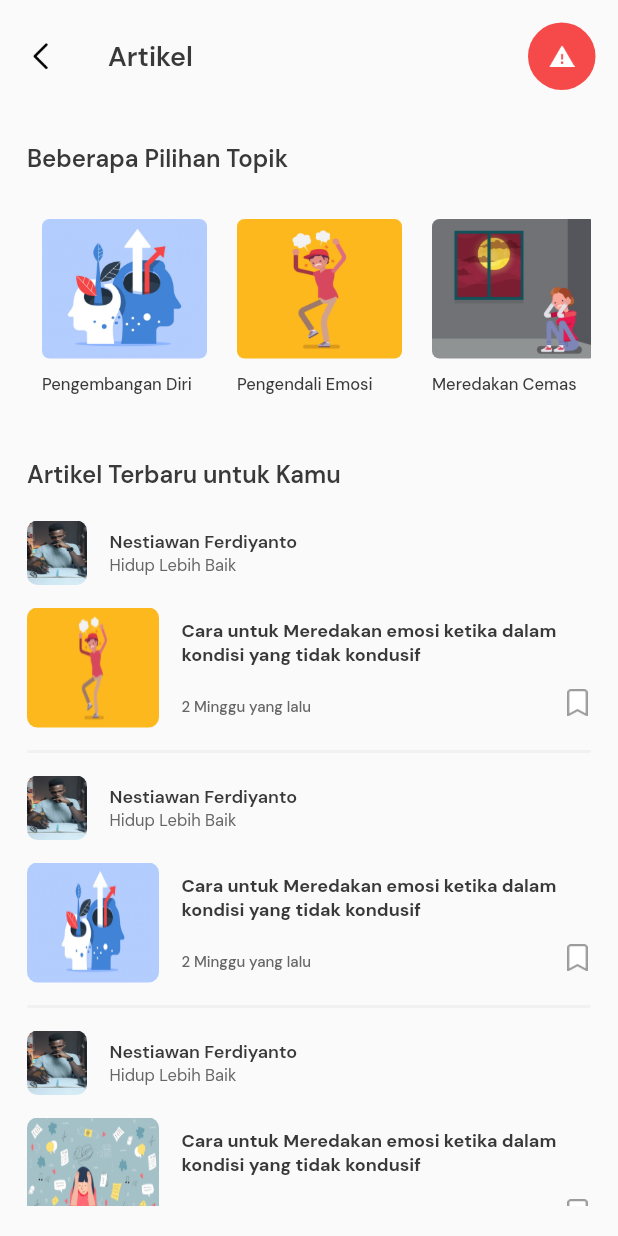
After one commit to nestiawanfyan18/Lucely_Apps, a Flutter app: the MainArticlePage screen opened by its route, on a phone screen of 412 x 824 dp. The commit adds this screen. Run offline on Flutter 3.47's test engine with Material 2 defaults, Android fonts, the phone set to English and light mode, and no system bars; our stand-ins replace flutter_map, flutter_screenutil, google_fonts, latlong2; missing offline and left inert: flutter_statusbarcolor_ns.

Commit message:
education main article

```diff
--- a/lib/component.dart
+++ b/lib/component.dart
@@ -136,10 +136,10 @@ class RegularButton extends StatelessWidget {
 class IconButtonBackApps extends StatelessWidget {
   const IconButtonBackApps({
     Key? key,
-    // required this.route,
+    this.route,
   }) : super(key: key);
 
-  // final String? route;
+  final String? route;
 
   @override
   Widget build(BuildContext context) {
--- a/lib/main.dart
+++ b/lib/main.dart
@@ -3,6 +3,7 @@ import 'package:google_fonts/google_fonts.dart';
 import 'package:lucely/pages/Sign_up_page.dart';
 import 'package:lucely/pages/homes/education_page.dart';
 import 'package:lucely/pages/homes/education_pages/list_Education_page.dart';
+import 'package:lucely/pages/homes/educaton_article/main_article_page.dart';
 import 'package:lucely/pages/homes/emergency_pages/get_psycology_emergencey_page.dart';
 import 'package:lucely/pages/homes/emergency_pages/search_psikologi_page.dart';
 import 'package:lucely/pages/homes/emergency_pages/main_emergency_page.dart';
@@ -32,6 +33,7 @@ class MyApp extends StatelessWidget {
               indexPages: 1,
             ),
         '/listEducation': (context) => ListEducationPage(),
+        '/eduation-article': (context) => MainArticlePage(),
         '/emergency': (context) => EmergencyPage(),
         '/emergency-get-psycology': (context) => GetPsycologyEmergencyPage(),
         '/emergency-search-psikologi': (context) =>
--- a/lib/pages/homes/education_page.dart
+++ b/lib/pages/homes/education_page.dart
@@ -3,9 +3,14 @@ import 'package:lucely/theme.dart';
 
 import '../../component.dart';
 
-class EducationPage extends StatelessWidget {
+class EducationPage extends StatefulWidget {
   const EducationPage({Key? key}) : super(key: key);
 
+  @override
+  State<EducationPage> createState() => _EducationPageState();
+}
+
+class _EducationPageState extends State<EducationPage> {
   @override
   Widget build(BuildContext context) {
     Size size = MediaQuery.of(context).size;
@@ -80,6 +85,7 @@ class EducationPage extends StatelessWidget {
                       EducationCategory(
                         images: 'assets/images/Artikel/Mengurangi_Stress.jpg',
                         title: 'Artikel',
+                        route: '/eduation-article',
                       ),
                       // fiture 3
                       EducationCategory(
@@ -685,6 +691,7 @@ class EducationCategory extends StatelessWidget {
     return Container(
       margin: EdgeInsets.all(10),
       child: Column(
+        crossAxisAlignment: CrossAxisAlignment.start,
         children: [
           GestureDetector(
             onTap: () {
--- /dev/null
+++ b/lib/pages/homes/educaton_article/main_article_page.dart
@@ -0,0 +1,187 @@
+import 'package:flutter/material.dart';
+import 'package:lucely/component.dart';
+import 'package:lucely/pages/homes/education_page.dart';
+import 'package:lucely/theme.dart';
+
+class MainArticlePage extends StatelessWidget {
+  const MainArticlePage({Key? key}) : super(key: key);
+
+  @override
+  Widget build(BuildContext context) {
+    Widget headerTopic() {
+      return Container(
+        child: Column(
+          crossAxisAlignment: CrossAxisAlignment.start,
+          children: [
+            Container(
+              margin: EdgeInsets.only(bottom: 20),
+              child: Text(
+                'Beberapa Pilihan Topik',
+                style: primaryTextStyle.copyWith(
+                  fontSize: 16,
+                  fontWeight: semibold,
+                ),
+              ),
+            ),
+            SizedBox(
+              height: 150,
+              child: ListView(
+                scrollDirection: Axis.horizontal,
+                shrinkWrap: true,
+                children: [
+                  Row(
+                    crossAxisAlignment: CrossAxisAlignment.start,
+                    children: [
+                      EducationCategory(
+                        images: 'assets/images/Artikel/pengembangan_diri.jpg',
+                        title: 'Pengembangan Diri',
+                      ),
+                      EducationCategory(
+                        images: 'assets/images/Artikel/Pengendalian_Emosi.png',
+                        title: 'Pengendali Emosi',
+                      ),
+                      EducationCategory(
+                        images: 'assets/images/Artikel/Meredakan_Cemas.jpg',
+                        title: 'Meredakan Cemas',
+                      ),
+                      EducationCategory(
+                        images: 'assets/images/Artikel/Mengurangi_Stress.jpg',
+                        title: 'Mengurangi Stress',
+                      ),
+                    ],
+                  ),
+                ],
+              ),
+            )
+          ],
+        ),
+      );
+    }
+
+    Widget newsArticle() {
+      return Container(
+        child: Column(
+          crossAxisAlignment: CrossAxisAlignment.start,
+          children: [
+            Container(
+              margin: EdgeInsets.symmetric(
+                vertical: 20,
+              ),
+              child: Text(
+                "Artikel Terbaru untuk Kamu",
+                style: primaryTextStyle.copyWith(
+                  fontSize: 16,
+                  fontWeight: semibold,
+                ),
+              ),
+            ),
+            // ------
+            // --- List Article ---
+            // ------
+            CardArticle(
+              imgProfile: 'assets/images/man.jpg',
+              nameUser: 'Nestiawan Ferdiyanto',
+              bioUser: 'Hidup Lebih Baik',
+              imgCover: 'assets/images/Artikel/Pengendalian_Emosi.png',
+              titleArticle:
+                  'Cara untuk Meredakan emosi ketika dalam kondisi yang tidak kondusif ',
+              dateArticle: '2 Minggu yang lalu',
+            ),
+
+            CardArticle(
+              imgProfile: 'assets/images/man.jpg',
+              nameUser: 'Nestiawan Ferdiyanto',
+              bioUser: 'Hidup Lebih Baik',
+              imgCover: 'assets/images/Artikel/pengembangan_diri.jpg',
+              titleArticle:
+                  'Cara untuk Meredakan emosi ketika dalam kondisi yang tidak kondusif ',
+              dateArticle: '2 Minggu yang lalu',
+            ),
+
+            CardArticle(
+              imgProfile: 'assets/images/man.jpg',
+              nameUser: 'Nestiawan Ferdiyanto',
+              bioUser: 'Hidup Lebih Baik',
+              imgCover: 'assets/images/Artikel/Mengurangi_Stress.jpg',
+              titleArticle:
+                  'Cara untuk Meredakan emosi ketika dalam kondisi yang tidak kondusif ',
+              dateArticle: '2 Minggu yang lalu',
+            ),
+
+            CardArticle(
+              imgProfile: 'assets/images/man.jpg',
+              nameUser: 'Nestiawan Ferdiyanto',
+              bioUser: 'Hidup Lebih Baik',
+              imgCover: 'assets/images/Artikel/Meredakan_Cemas.jpg',
+              titleArticle:
+                  'Cara untuk Meredakan emosi ketika dalam kondisi yang tidak kondusif ',
+              dateArticle: '2 Minggu yang lalu',
+            ),
+
+            CardArticle(
+              imgProfile: 'assets/images/man.jpg',
+              nameUser: 'Nestiawan Ferdiyanto',
+              bioUser: 'Hidup Lebih Baik',
+              imgCover: 'assets/images/Artikel/pengembangan_diri.jpg',
+              titleArticle:
+                  'Cara untuk Meredakan emosi ketika dalam kondisi yang tidak kondusif ',
+              dateArticle: '2 Minggu yang lalu',
+            ),
+
+            CardArticle(
+              imgProfile: 'assets/images/man.jpg',
+              nameUser: 'Nestiawan Ferdiyanto',
+              bioUser: 'Hidup Lebih Baik',
+              imgCover: 'assets/images/Artikel/Mengurangi_Stress.jpg',
+              titleArticle:
+                  'Cara untuk Meredakan emosi ketika dalam kondisi yang tidak kondusif ',
+              dateArticle: '2 Minggu yang lalu',
+            ),
+
+            CardArticle(
+              imgProfile: 'assets/images/man.jpg',
+              nameUser: 'Nestiawan Ferdiyanto',
+              bioUser: 'Hidup Lebih Baik',
+              imgCover: 'assets/images/Artikel/Pengendalian_Emosi.png',
+              titleArticle:
+                  'Cara untuk Meredakan emosi ketika dalam kondisi yang tidak kondusif ',
+              dateArticle: '2 Minggu yang lalu',
+            ),
+          ],
+        ),
+      );
+    }
+
+    return Scaffold(
+      appBar: AppBar(
+        automaticallyImplyLeading: false,
+        toolbarHeight: appBarHeight,
+        title: Text(
+          "Artikel",
+          style: primaryTextStyle.copyWith(
+            fontWeight: semibold,
+            fontSize: 18,
+          ),
+        ),
+        backgroundColor: Colors.transparent,
+        elevation: 0,
+        leading: IconButtonBackApps(
+          route: '/education',
+        ),
+        actions: [
+          EmergencyButtonAppbar(),
+        ],
+      ),
+      body: Container(
+        margin: EdgeInsets.symmetric(vertical: 20),
+        padding: EdgeInsets.symmetric(horizontal: defaultMargin),
+        child: ListView(
+          children: [
+            headerTopic(),
+            newsArticle(),
+          ],
+        ),
+      ),
+    );
+  }
+}
```
Also changed, not shown: lib/pages/homes/main_page.dart (+2 -23 lines).
